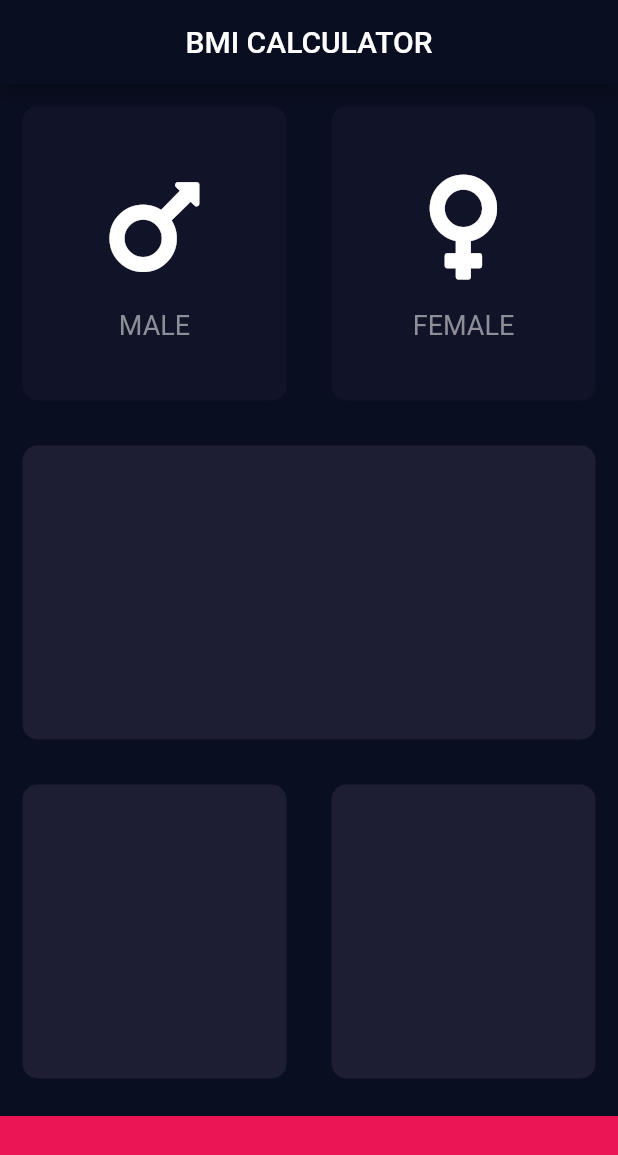
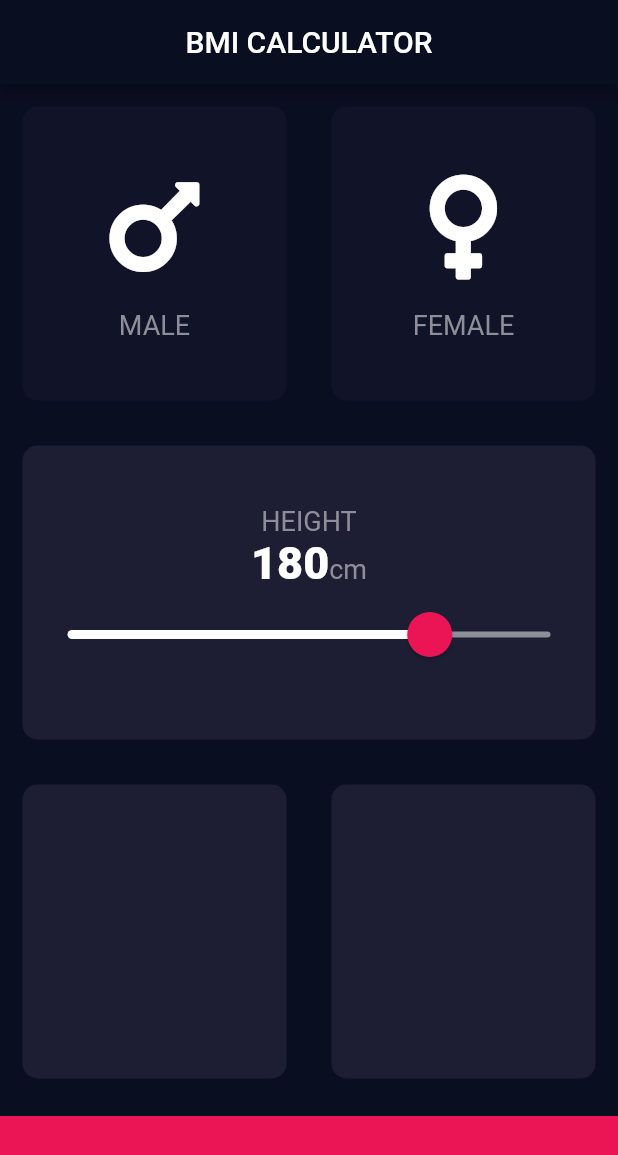
Before and after one commit to imsks/BMI-Calculator, a Flutter app: the screen it shows after launch, on a phone screen of 412 x 824 dp. Shown: the top 1155 px of the screen. Run offline on Flutter 3.47's test engine with Material 2 defaults, Android fonts, the phone set to English and light mode, and no system bars; our stand-ins replace font_awesome_flutter.

Commit message:
Added Slider

```diff
--- /dev/null
+++ b/lib/constants.dart
@@ -0,0 +1,16 @@
+import 'package:flutter/material.dart';
+
+const kBottomContainerHeight = 80.0;
+const kActiveCardColor = Color(0xFF1D1E33);
+const kInactiveCardColor = Color(0xFF111328);
+const kBottomCardColor = Color(0xFFEB1555);
+
+const kLabelTextStyle = TextStyle(
+  fontSize: 18.0,
+  color: Color(0xFF8D8E98),
+);
+
+const kHeightValueStyle = TextStyle(
+  fontSize: 30,
+  fontWeight: FontWeight.w900,
+);
--- a/lib/icon_content.dart
+++ b/lib/icon_content.dart
@@ -1,9 +1,5 @@
 import 'package:flutter/material.dart';
-
-const labelTextStyle = TextStyle(
-  fontSize: 18.0,
-  color: Color(0xFF8D8E98),
-);
+import 'constants.dart';
 
 class GenderWidget extends StatelessWidget {
   GenderWidget({this.label, this.icon});
@@ -25,7 +21,7 @@ class GenderWidget extends StatelessWidget {
         ),
         Text(
           label,
-          style: labelTextStyle,
+          style: kLabelTextStyle,
         )
       ],
     );
--- a/lib/input_page.dart
+++ b/lib/input_page.dart
@@ -3,10 +3,7 @@ import 'package:font_awesome_flutter/font_awesome_flutter.dart';
 
 import 'icon_content.dart';
 import 'reusable_card.dart';
-
-const bottomContainerHeight = 80.0;
-const activeCardColor = Color(0xFF1D1E33);
-const inactiveCardColor = Color(0xFF111328);
+import 'constants.dart';
 
 enum Gender {
   male,
@@ -19,8 +16,8 @@ class InputPage extends StatefulWidget {
 }
 
 class _InputPageState extends State<InputPage> {
-
   Gender selectedGender;
+  int sliderHeight = 180;
 
   @override
   Widget build(BuildContext context) {
@@ -31,40 +28,41 @@ class _InputPageState extends State<InputPage> {
           ),
         ),
         body: Column(
+          crossAxisAlignment: CrossAxisAlignment.stretch,
           children: <Widget>[
             // First Row
             Expanded(
                 child: Row(
               children: <Widget>[
                 Expanded(
-                  child: GestureDetector(
-                    onTap: () {
+                  child: new ReusableCard(
+                    onPress: () {
                       setState(() {
                         selectedGender = Gender.male;
                       });
                     },
-                    child: new ReusableCard(
-                      colour: selectedGender == Gender.male ? activeCardColor : inactiveCardColor,
+                    colour: selectedGender == Gender.male
+                        ? kActiveCardColor
+                        : kInactiveCardColor,
                     cardChild: new GenderWidget(
                       label: 'MALE',
                       icon: FontAwesomeIcons.mars,
                     ),
                   ),
                 ),
-                ),
                 Expanded(
-                  child: GestureDetector(
-                    onTap: () {
+                  child: ReusableCard(
+                    onPress: () {
                       setState(() {
                         selectedGender = Gender.female;
                       });
                     },
-                    child: ReusableCard(
-                      colour: selectedGender == Gender.female ? activeCardColor : inactiveCardColor,
+                    colour: selectedGender == Gender.female
+                        ? kActiveCardColor
+                        : kInactiveCardColor,
                     cardChild: GenderWidget(
                       label: 'FEMALE',
                       icon: FontAwesomeIcons.venus,
-                      ),
                     ),
                   ),
                 ),
@@ -74,7 +72,52 @@ class _InputPageState extends State<InputPage> {
             // Second Row
             Expanded(
               child: ReusableCard(
-                colour: activeCardColor,
+                colour: kActiveCardColor,
+                cardChild: Column(
+                  mainAxisAlignment: MainAxisAlignment.center,
+                  children: <Widget>[
+                    Text(
+                      'HEIGHT',
+                      style: kLabelTextStyle,
+                    ),
+                    Row(
+                      mainAxisAlignment: MainAxisAlignment.center,
+                      crossAxisAlignment: CrossAxisAlignment.baseline,
+                      textBaseline: TextBaseline.alphabetic,
+                      children: <Widget>[
+                        Text(
+                          sliderHeight.toString(),
+                          style: kHeightValueStyle,
+                        ),
+                        Text(
+
+                          'cm',
+                          style: kLabelTextStyle,
+                        ),
+                      ],
+                    ),
+                    SliderTheme(
+                      data: SliderTheme.of(context).copyWith(
+                        activeTrackColor: Colors.white,
+                        thumbColor: Color(0xFFEB1555),
+                        overlayColor: Color(0x15EB1555),
+                        thumbShape: RoundSliderThumbShape(enabledThumbRadius: 15),
+                        overlayShape: RoundSliderOverlayShape(overlayRadius: 30),
+                      ),
+                      child: Slider(
+                        value: sliderHeight.toDouble(),
+                        min: 120.0,
+                        max: 200.0,
+                        inactiveColor: Color(0xFF8D8E98),
+                        onChanged: (double newValue) {
+                          setState(() {
+                            sliderHeight = newValue.round();
+                          });
+                        },
+                      ),
+                    ),
+                  ],
+                ),
               ),
             ),
 
@@ -84,21 +127,21 @@ class _InputPageState extends State<InputPage> {
               children: <Widget>[
                 Expanded(
                   child: ReusableCard(
-                    colour: activeCardColor,
+                    colour: kActiveCardColor,
                   ),
                 ),
                 Expanded(
                   child: ReusableCard(
-                    colour: activeCardColor,
+                    colour: kActiveCardColor,
                   ),
                 ),
               ],
             )),
             Container(
-              color: Color(0xFFEB1555),
+              color: kBottomCardColor,
               margin: EdgeInsets.only(top: 10),
               width: double.infinity,
-              height: bottomContainerHeight,
+              height: kBottomContainerHeight,
             )
           ],
         ));
--- a/lib/reusable_card.dart
+++ b/lib/reusable_card.dart
@@ -1,19 +1,23 @@
 import 'package:flutter/material.dart';
 
 class ReusableCard extends StatelessWidget {
-  ReusableCard({@required this.colour, this.cardChild});
+  ReusableCard({@required this.colour, this.cardChild, this.onPress});
 
   final Color colour;
   final Widget cardChild;
+  final Function onPress;
 
   @override
   Widget build(BuildContext context) {
-    return Container(
-      child: cardChild,
-      margin: EdgeInsets.all(15),
-      decoration: BoxDecoration(
-        color: colour,
-        borderRadius: BorderRadius.circular(10),
+    return GestureDetector(
+      onTap: onPress,
+      child: Container(
+        child: cardChild,
+        margin: EdgeInsets.all(15),
+        decoration: BoxDecoration(
+          color: colour,
+          borderRadius: BorderRadius.circular(10),
+        ),
       ),
     );
   }
```
Lines whose indentation alone changed are shown as unchanged.
